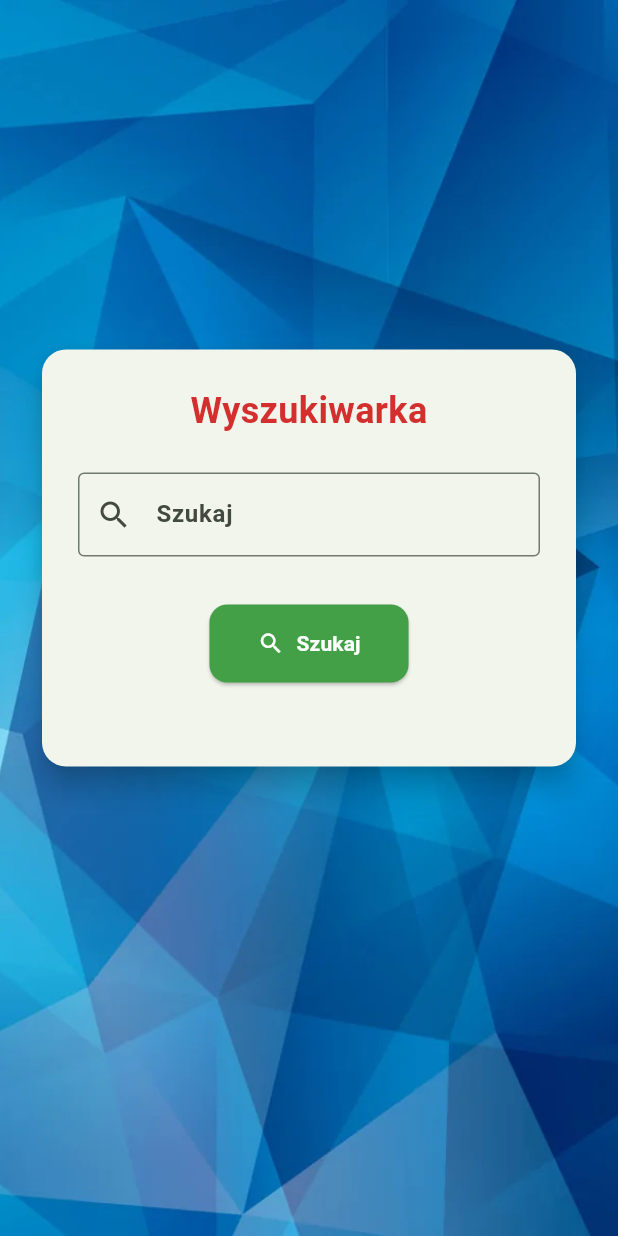
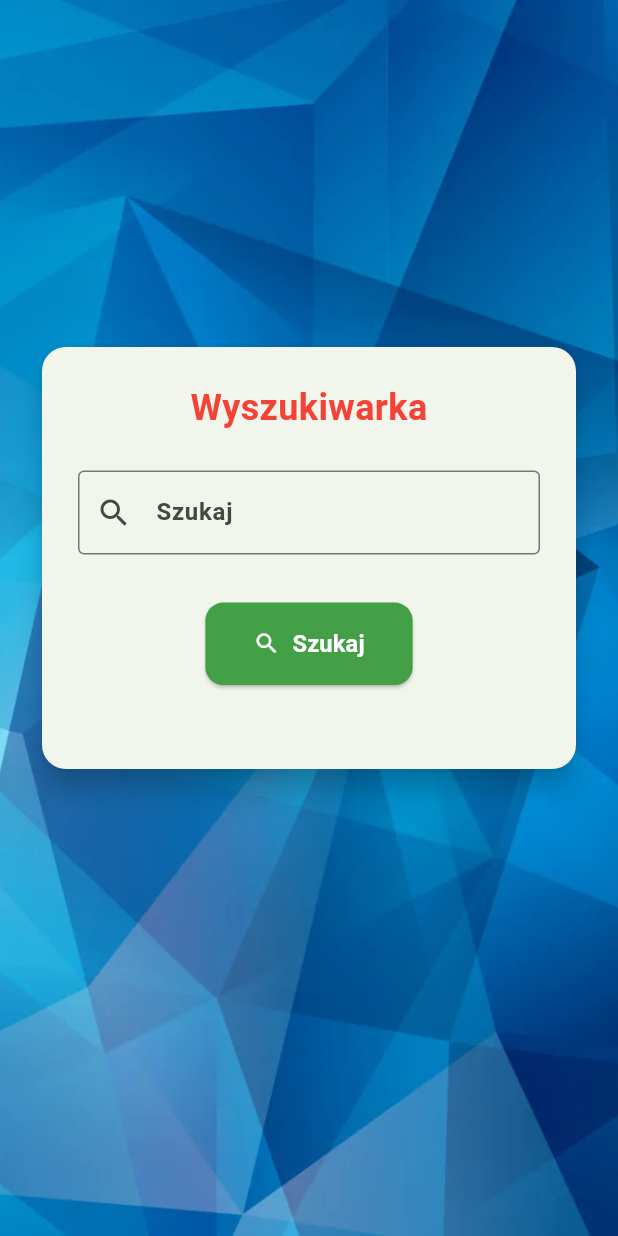
Before and after one commit to Machir2018/moja-wyszukiwarka-flask, a Flutter app: the HomePage screen opened directly, on a phone screen of 412 x 824 dp. Run offline on Flutter 3.47's test engine with Material 3 defaults, Android fonts, the light colour scheme and no system bars; our stand-ins replace cloud_firestore, firebase_core; accounts and stored records are empty.

Commit message:
Add files via upload

```diff
--- a/lib/home_page.dart
+++ b/lib/home_page.dart
@@ -68,22 +68,27 @@
                             crossAxisAlignment: CrossAxisAlignment.start,
                             children: [
                               _buildBoldHeader('Wyszukiwarka'),
-                              const SizedBox(height: 24),
-                              TextFormField(
+                              const SizedBox(height: 24.4),
+                              TextField(
                                 controller: searchController,
+                                style: TextStyle(
+                                  fontSize: 15.8,
+                                  fontWeight: FontWeight.w600,
+                                  color: Theme.of(context).textTheme.bodyMedium?.color,
+                                ),
                                 decoration: const InputDecoration(
                                   prefixIcon: Icon(Icons.search),
                                   labelText: 'Szukaj',
                                   hintText: 'Wyszukaj markę lub sprzedawcę',
                                 ),
-                                onFieldSubmitted: (_) => _submitSearch(),
+                                onSubmitted: (_) => _submitSearch(),
                               ),
                               const SizedBox(height: 32),
                               Center(
                                 child: ElevatedButton.icon(
                                   onPressed: _submitSearch,
                                   icon: const Icon(Icons.search),
-                                  label: const Text('Szukaj', style: TextStyle(fontWeight: FontWeight.bold)),
+                                  label: Text('Szukaj', style: TextStyle(fontSize: 15.8, fontWeight: FontWeight.w700)),
                                   style: ElevatedButton.styleFrom(
                                     backgroundColor: Colors.green.shade600,
                                     foregroundColor: Colors.white,
@@ -94,16 +99,29 @@
                               ),
                               const SizedBox(height: 32),
                               if (searchQuery.isNotEmpty) ...[
-                                Text('Wyniki dla: "$searchQuery"',
-                                    style: const TextStyle(fontSize: 18)),
-                                const SizedBox(height: 16),
+                                Text(
+                                  'Wyniki dla: "$searchQuery"',
+                                  style: TextStyle(
+                                    fontSize: 18,
+                                    fontWeight: FontWeight.w500,
+                                    color: Theme.of(context).textTheme.bodyMedium?.color,
+                                  ),
+                                ),
+                                const SizedBox(height: 12),
                                 StreamBuilder<List<LinkItem>>(
                                   stream: getLinksStream(),
                                   builder: (context, snapshot) {
-                                    if (!snapshot.hasData) return const CircularProgressIndicator();
+                                    if (!snapshot.hasData) {
+                                      return CircularProgressIndicator(
+                                        color: Theme.of(context).colorScheme.primary,
+                                      );
+                                    }
                                     final links = snapshot.data!;
                                     if (links.isEmpty) {
-                                      return const Text('Brak wyników.');
+                                      return Text(
+                                        'Brak wyników.',
+                                        style: TextStyle(color: Theme.of(context).textTheme.bodyMedium?.color),
+                                      );
                                     }
                                     return ListView.builder(
                                       shrinkWrap: true,
@@ -113,7 +131,10 @@
                                         final link = links[index];
                                         return Card(
                                           child: ListTile(
-                                            title: Text(link.title),
+                                            title: Text(
+                                              link.title,
+                                              style: const TextStyle(fontWeight: FontWeight.w500),
+                                            ),
                                             subtitle: Text(link.description),
                                             trailing: const Icon(Icons.open_in_new),
                                             onTap: () => launchUrl(Uri.parse(link.url)),
@@ -143,7 +164,11 @@
     return Center(
       child: Text(
         text,
-        style: TextStyle(fontSize: 24, fontWeight: FontWeight.bold, color: Colors.red.shade700),
+        style: TextStyle(
+          fontSize: 24,
+          fontWeight: FontWeight.bold,
+          color: Colors.red,
+        ),
         textAlign: TextAlign.center,
       ),
     );
```
Also changed, not shown: lib/add_page.dart (+5 -3 lines), lib/main.dart (+28 -4 lines), 8 other files.
